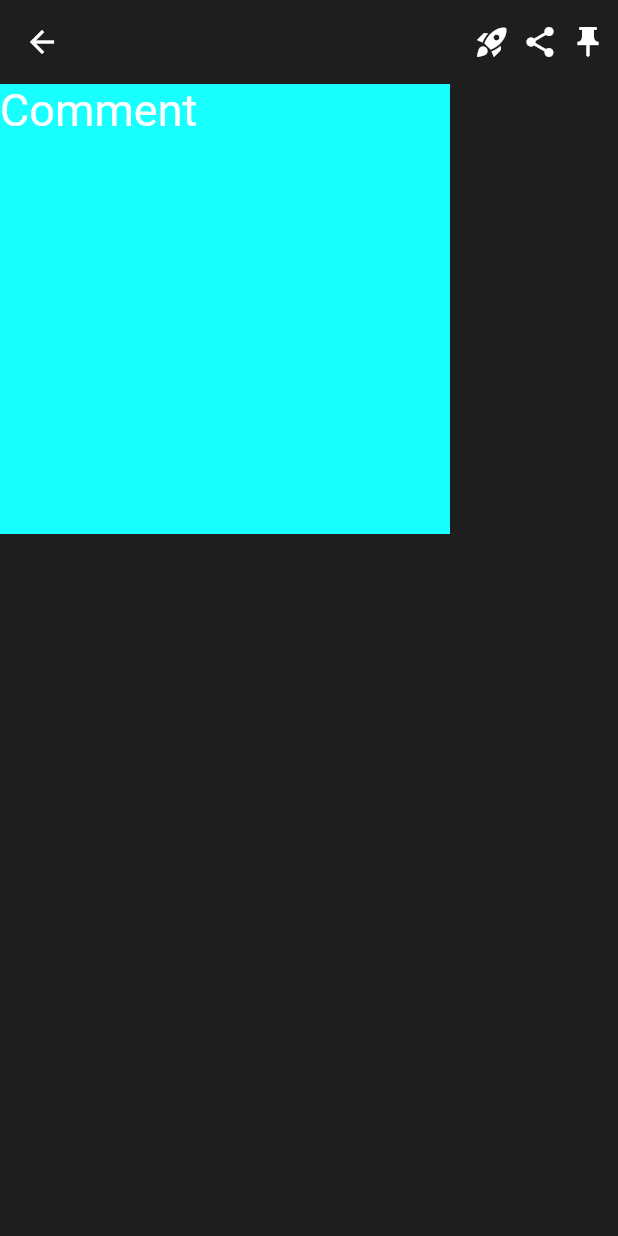
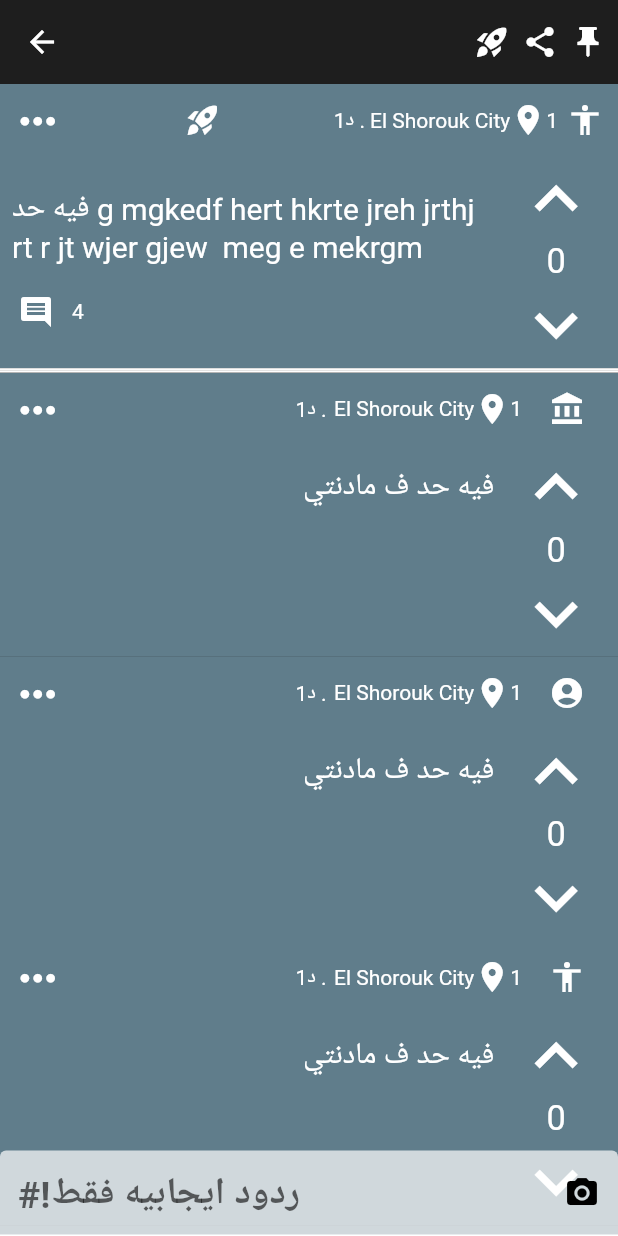
Before and after one commit to eslamsalah5/jodel_clone, a Flutter app: the CommentTwetaBody screen opened directly, on a phone screen of 412 x 824 dp. Run offline on Flutter 3.47's test engine with Material 2 defaults, Android fonts, the phone set to English and light mode, and no system bars; our stand-ins replace bloc, dots_indicator, flutter_bloc, flutter_screenutil, fluttertoast, hexcolor and 1 more; accounts and stored records are empty.

Commit message:
update commented

```diff
--- /dev/null
+++ b/lib/views/app_home_view/widgets/home_view/home_coment_tweta.dart
@@ -0,0 +1,44 @@
+import 'package:flutter/material.dart';
+import 'package:jodel_app/views/app_home_view/widgets/home_view/widgets/tweta_comment.dart';
+
+import 'widgets/commentes.dart';
+
+class HomeCommentTweta extends StatefulWidget {
+  const HomeCommentTweta({super.key});
+
+  @override
+  State<HomeCommentTweta> createState() => _HomeCommentTwetaState();
+}
+
+class _HomeCommentTwetaState extends State<HomeCommentTweta> {
+  final List ico = [
+    const Icon(Icons.account_balance),
+    const Icon(Icons.account_circle_sharp),
+    const Icon(Icons.accessibility_sharp),
+    const Icon(Icons.adobe)
+  ];
+  @override
+  Widget build(BuildContext context) {
+    return Column(
+      children: [
+        TwetaComment(
+          titel: ico.length.toString(),
+        ),
+        Container(
+          color: Colors.white,
+          child: const Divider(
+            height: 03,
+          ),
+        ),
+        Expanded(
+          child: ListView.builder(
+            itemCount: 4,
+            itemBuilder: (context, index) {
+              return Commentes(icon: ico[index]);
+            },
+          ),
+        )
+      ],
+    );
+  }
+}
--- a/lib/views/app_home_view/widgets/home_view/widgets/comment_tweta_body.dart
+++ b/lib/views/app_home_view/widgets/home_view/widgets/comment_tweta_body.dart
@@ -1,4 +1,6 @@
 import 'package:flutter/material.dart';
+import 'package:jodel_app/views/app_home_view/widgets/home_view/home_coment_tweta.dart';
+import 'package:jodel_app/views/app_home_view/widgets/home_view/widgets/text_fild_comment.dart';
 
 class CommentTwetaBody extends StatelessWidget {
   const CommentTwetaBody({super.key});
@@ -19,14 +21,16 @@ class CommentTwetaBody extends StatelessWidget {
           ),
         ],
       ),
-      body: Container(
-        color: Colors.cyanAccent,
-        height: 300,
-        width: 300,
-        child: const Text(
-          "Comment",
-          style: TextStyle(fontSize: 30),
-        ),
+      body: const Stack(
+        children: [
+          HomeCommentTweta(),
+          Column(
+            mainAxisAlignment: MainAxisAlignment.end,
+            children: [
+              TextFieldComments(),
+            ],
+          )
+        ],
       ),
     );
   }
--- /dev/null
+++ b/lib/views/app_home_view/widgets/home_view/widgets/commentes.dart
@@ -0,0 +1,149 @@
+import 'package:flutter/material.dart';
+import 'package:flutter_screenutil/flutter_screenutil.dart';
+
+class Commentes extends StatelessWidget {
+  const Commentes({super.key, required this.icon});
+  final Icon icon;
+  @override
+  Widget build(BuildContext context) {
+    return Container(
+      color: Colors.blueGrey,
+      child: Column(
+        children: [
+          Row(
+            children: [
+              // IconButton list
+              IconButton(
+                onPressed: () {},
+                icon: Icon(
+                  Icons.more_horiz,
+                  size: 30.sp,
+                ),
+              ),
+
+              //
+              Expanded(
+                child: Container(
+                  padding: const EdgeInsets.only(right: 5),
+                  child: const Text("1د .", textAlign: TextAlign.right),
+                ),
+              ),
+              const Text("El Shorouk City"),
+              const Icon(Icons.location_on),
+              const Text("1"),
+              const SizedBox(
+                width: 6,
+              ),
+              IconButton(
+                  onPressed: () {
+                    ///  show Modal Bottom Sheet
+                    showModalBottomSheet(
+                      context: context,
+                      builder: (context) {
+                        return const SizedBox(
+                          height: 130,
+                          child: Padding(
+                            padding: EdgeInsets.all(8.0),
+                            child: Column(children: [
+                              Text(
+                                "هل ترغب في ارسال صلب محادثه خاصه الي @1",
+                                style: TextStyle(
+                                    color: Colors.black, fontSize: 17),
+                              ),
+                              SizedBox(
+                                height: 15,
+                              ),
+                              CustomButton()
+                            ]),
+                          ),
+                        );
+                      },
+                    );
+                  },
+                  icon: icon),
+              const SizedBox(
+                width: 10,
+              ),
+            ],
+          ),
+          Row(
+            children: [
+              const Expanded(
+                flex: 4,
+                child: Padding(
+                  padding: EdgeInsets.only(bottom: 85),
+                  child: Text(
+                    textAlign: TextAlign.end,
+                    maxLines: 3,
+                    "فيه حد ف مادنتي  ",
+                    overflow: TextOverflow.ellipsis,
+                    style: TextStyle(
+                      fontSize: 20,
+                    ),
+                  ),
+                ),
+              ),
+              Expanded(
+                child: Column(
+                  mainAxisAlignment: MainAxisAlignment.spaceAround,
+                  children: [
+                    InkWell(
+                      // icon arrow_drop_up
+                      onTap: () {},
+                      child:
+                          Icon(Icons.keyboard_arrow_up_outlined, size: 50.sp),
+                    ),
+                    Text(
+                      "0",
+                      style: TextStyle(
+                        fontSize: 20.sp,
+                      ),
+                    ),
+                    InkWell(
+                      onTap: () {},
+                      child:
+                          Icon(Icons.keyboard_arrow_down_outlined, size: 50.sp),
+                    ),
+                  ],
+                ),
+              ),
+            ],
+          ),
+        ],
+      ),
+    );
+  }
+}
+
+class CustomButton extends StatelessWidget {
+  const CustomButton({super.key, this.onTap});
+
+  final void Function()? onTap;
+
+  @override
+  Widget build(BuildContext context) {
+    return GestureDetector(
+      onTap: onTap,
+      child: Container(
+        decoration: BoxDecoration(
+          color: Colors.orange,
+          borderRadius: BorderRadius.circular(8),
+        ),
+        width: double.infinity,
+        height: 60,
+        child: const Padding(
+          padding: EdgeInsets.only(top: 15),
+          child: Text(
+            textAlign: TextAlign.center,
+            'ارسل الطلب',
+            style: TextStyle(
+              color: Colors.white,
+              fontSize: 19,
+              fontWeight: FontWeight.bold,
+            ),
+          ),
+        ),
+      ),
+    );
+  }
+}
--- /dev/null
+++ b/lib/views/app_home_view/widgets/home_view/widgets/text_fild_comment.dart
@@ -0,0 +1,33 @@
+import 'package:flutter/material.dart';
+
+class TextFieldComments extends StatefulWidget {
+  const TextFieldComments({super.key});
+
+  @override
+  State<TextFieldComments> createState() => _TextFieldCommentsState();
+}
+
+class _TextFieldCommentsState extends State<TextFieldComments> {
+  final formKey = GlobalKey<FormState>();
+  TextEditingController user = TextEditingController();
+
+  @override
+  Widget build(BuildContext context) {
+    // Build a Form widget using the _formKey created above.
+    return TextFormField(
+      controller: user,
+      decoration: InputDecoration(
+          border: const OutlineInputBorder(),
+          hintText: '#!ردود ايجابيه فقط',
+          filled: true,
+          fillColor: Colors.white70,
+          hintMaxLines: 2,
+          hintStyle: const TextStyle(
+            fontSize: 25,
+          ),
+          suffixIcon:
+              IconButton(onPressed: () {}, icon: const Icon(Icons.camera_alt)),
+          suffixIconColor: Colors.black),
+    );
+  }
+}
--- /dev/null
+++ b/lib/views/app_home_view/widgets/home_view/widgets/tweta_comment.dart
@@ -0,0 +1,99 @@
+import 'package:flutter/material.dart';
+import 'package:flutter_screenutil/flutter_screenutil.dart';
+
+class TwetaComment extends StatelessWidget {
+  const TwetaComment({super.key, required this.titel});
+  final String titel;
+  @override
+  Widget build(BuildContext context) {
+    return Container(
+      color: Colors.blueGrey,
+      child: Column(
+        children: [
+          Row(
+            children: [
+              // IconButton list
+              IconButton(
+                onPressed: () {},
+                icon: Icon(
+                  Icons.more_horiz,
+                  size: 30.sp,
+                ),
+              ),
+
+              //
+              const Expanded(child: Icon(Icons.rocket_launch)),
+              const Text("1د .", textAlign: TextAlign.right),
+              const Text(" El Shorouk City"),
+              const Icon(Icons.location_on),
+              const Text("1"),
+              const SizedBox(
+                width: 6,
+              ),
+              const Icon(Icons.accessibility),
+              const SizedBox(
+                width: 10,
+              ),
+            ],
+          ),
+          Row(
+            children: [
+              Expanded(
+                  flex: 4,
+                  child: Column(
+                    children: [
+                      const Padding(
+                        padding: EdgeInsets.all(8.0),
+                        child: Text(
+                          maxLines: 5,
+                          "فيه حد g mgkedf hert hkrte jreh jrthj rt r jt wjer gjew  meg e mekrgm ",
+                          overflow: TextOverflow.ellipsis,
+                          style: TextStyle(
+                            fontSize: 20,
+                          ),
+                        ),
+                      ),
+
+                      /// icon comment
+                      Row(
+                        children: [
+                          IconButton(
+                            onPressed: () {},
+                            icon: const Icon(Icons.comment),
+                          ),
+                          Text(titel.toString()),
+                        ],
+                      ),
+                    ],
+                  )),
+              Expanded(
+                child: Column(
+                  mainAxisAlignment: MainAxisAlignment.spaceAround,
+                  children: [
+                    InkWell(
+                      // icon arrow_drop_up
+                      onTap: () {},
+                      child:
+                          Icon(Icons.keyboard_arrow_up_outlined, size: 50.sp),
+                    ),
+                    Text(
+                      "0",
+                      style: TextStyle(
+                        fontSize: 20.sp,
+                      ),
+                    ),
+                    InkWell(
+                      onTap: () {},
+                      child:
+                          Icon(Icons.keyboard_arrow_down_outlined, size: 50.sp),
+                    ),
+                  ],
+                ),
+              ),
+            ],
+          ),
+        ],
+      ),
+    );
+  }
+}
--- a/lib/views/app_home_view/widgets/home_view/widgets/tweta_view.dart
+++ b/lib/views/app_home_view/widgets/home_view/widgets/tweta_view.dart
@@ -3,9 +3,8 @@ import 'package:flutter_screenutil/flutter_screenutil.dart';
 import 'package:jodel_app/views/app_home_view/widgets/home_view/widgets/comment_tweta_body.dart';
 
 class TwetaView extends StatelessWidget {
-  const TwetaView({super.key, this.color, this.titel});
-  final Color? color;
-  final String? titel;
+  const TwetaView({super.key});
+
   @override
   Widget build(BuildContext context) {
     return GestureDetector(
```
